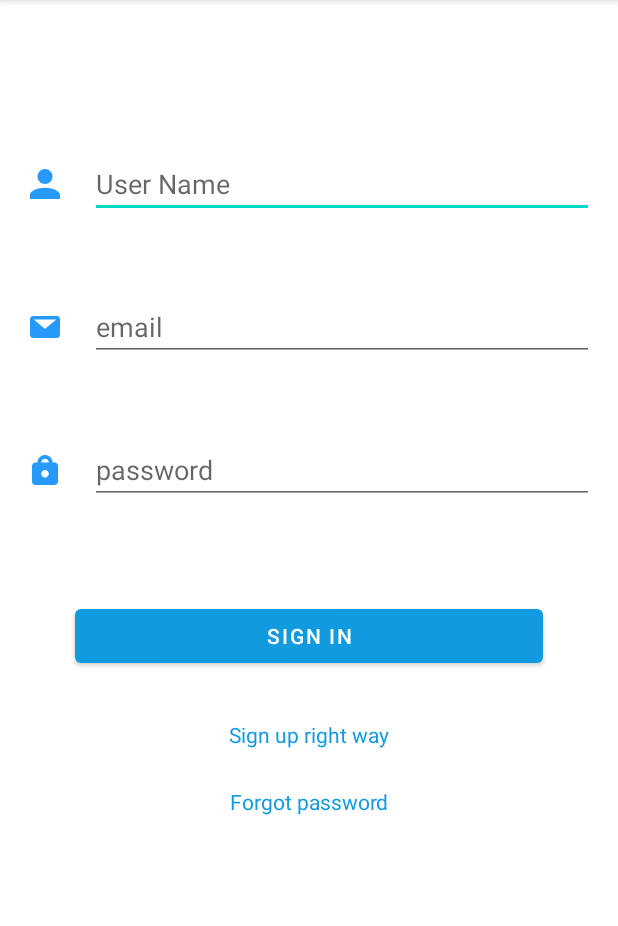
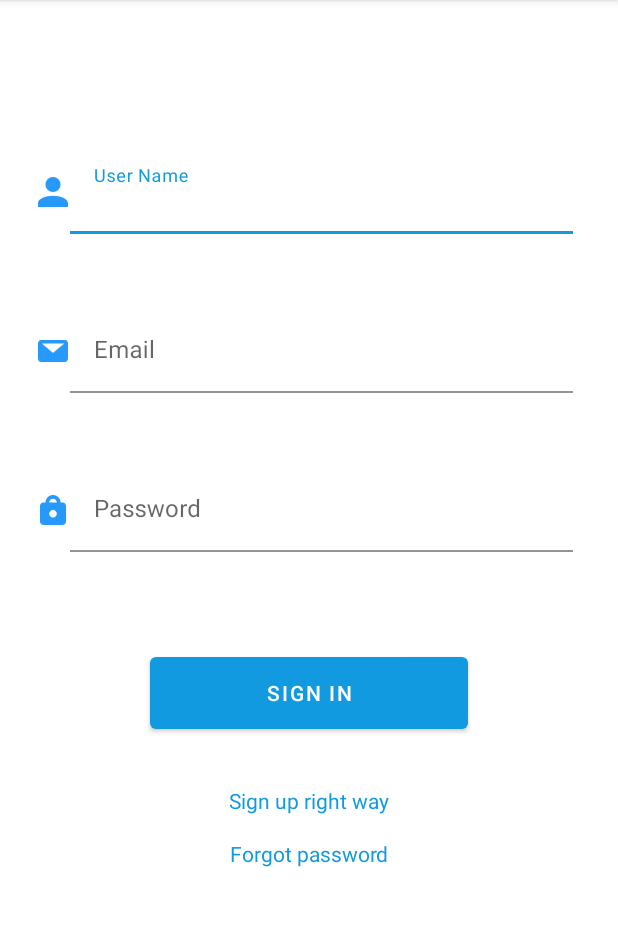
Before and after one commit to zahidcsepstu/Health_Demo, an Android app: the SignIn screen opened directly, with no data from a screen before it, on a phone screen of 412 x 824 dp, the part 84-1010 px from its top. Run offline under Robolectric (Android 15) with nearby library versions, the phone set to English and light mode, and no system bars; libraries missing offline, so code that uses them is left out: com.cunoraz.gifview, com.github.mikephil.charting.

Commit message:
text input layout added

```diff
--- a/app/src/main/res/layout/activity_sign_in.xml
+++ b/app/src/main/res/layout/activity_sign_in.xml
@@ -36,54 +36,80 @@
         app:layout_constraintStart_toStartOf="parent"
         app:layout_constraintTop_toTopOf="@+id/password" />
 
-    <com.google.android.material.textfield.TextInputEditText
+    <com.google.android.material.textfield.TextInputLayout
         android:id="@+id/user_name"
         android:layout_width="0dp"
         android:layout_height="wrap_content"
-        android:layout_marginStart="@dimen/start_margin"
+        app:boxBackgroundColor="@android:color/transparent"
+        android:background="@android:color/transparent"
+        android:layout_marginStart="@dimen/start_margin_text_field"
         android:layout_marginTop="100dp"
         android:layout_marginEnd="@dimen/end_margin"
-        android:textColor="@color/colorPrimary"
         android:hint="@string/user_name"
         app:layout_constraintEnd_toEndOf="parent"
         app:layout_constraintStart_toEndOf="@+id/person_icon"
-        app:layout_constraintTop_toTopOf="parent" />
+        app:layout_constraintTop_toTopOf="parent" >
+        <com.google.android.material.textfield.TextInputEditText
+            android:id="@+id/user_name_text_field"
+            android:layout_width="match_parent"
+            android:layout_height="match_parent"
+            android:textColor="@color/colorPrimary" />
 
-    <com.google.android.material.textfield.TextInputEditText
+    </com.google.android.material.textfield.TextInputLayout>
+
+    <com.google.android.material.textfield.TextInputLayout
         android:id="@+id/password"
         android:layout_width="0dp"
         android:layout_height="wrap_content"
-        android:layout_marginStart="@dimen/start_margin"
+        app:boxBackgroundColor="@android:color/transparent"
+        android:background="@android:color/transparent"
+        android:layout_marginStart="@dimen/start_margin_text_field"
         android:layout_marginTop="50dp"
         android:layout_marginEnd="@dimen/end_margin"
         android:hint="@string/password"
         android:textColor="@color/colorPrimary"
-        android:inputType="textPassword"
         app:layout_constraintEnd_toEndOf="parent"
         app:layout_constraintStart_toEndOf="@+id/pass_icon"
-        app:layout_constraintTop_toBottomOf="@+id/email" />
+        app:layout_constraintTop_toBottomOf="@+id/email">
+        <com.google.android.material.textfield.TextInputEditText
+            android:id="@+id/pass_text_field"
+            android:layout_width="match_parent"
+            android:layout_height="match_parent"
+            android:textColor="@color/colorPrimary"
+            android:inputType="textPassword"/>
+    </com.google.android.material.textfield.TextInputLayout>
 
-    <com.google.android.material.textfield.TextInputEditText
+    <com.google.android.material.textfield.TextInputLayout
         android:id="@+id/email"
         android:layout_width="0dp"
         android:layout_height="wrap_content"
-        android:layout_marginStart="@dimen/start_margin"
+        app:boxBackgroundColor="@android:color/transparent"
+        android:background="@android:color/transparent"
+        android:layout_marginStart="@dimen/start_margin_text_field"
         android:layout_marginTop="50dp"
         android:layout_marginEnd="@dimen/end_margin"
         android:hint="@string/email"
         android:textColor="@color/colorPrimary"
-        android:inputType="textEmailAddress"
         app:layout_constraintEnd_toEndOf="parent"
         app:layout_constraintStart_toEndOf="@+id/email_icon"
-        app:layout_constraintTop_toBottomOf="@+id/user_name" />
+        app:layout_constraintTop_toBottomOf="@+id/user_name">
+
+        <com.google.android.material.textfield.TextInputEditText
+            android:id="@+id/email_text_field"
+            android:layout_width="match_parent"
+            android:layout_height="match_parent"
+            android:inputType="textEmailAddress"
+            android:textColor="@color/colorPrimary" />
+    </com.google.android.material.textfield.TextInputLayout>
+
 
     <com.google.android.material.button.MaterialButton
         android:id="@+id/sign_in_button"
         android:layout_width="0dp"
-        android:layout_height="wrap_content"
-        android:layout_marginStart="50dp"
+        android:layout_height="60dp"
+        android:layout_marginStart="100dp"
         android:layout_marginTop="64dp"
-        android:layout_marginEnd="50dp"
+        android:layout_marginEnd="100dp"
         android:text="@string/sign_in"
         app:layout_constraintEnd_toEndOf="parent"
         app:layout_constraintStart_toStartOf="parent"
@@ -104,7 +130,7 @@
         android:id="@+id/text_view_privacy_policy"
         android:layout_width="wrap_content"
         android:layout_height="wrap_content"
-        android:layout_marginTop="25dp"
+        android:layout_marginTop="16dp"
         android:text="@string/forgot_password"
         android:textColor="@color/colorPrimary"
         app:layout_constraintEnd_toEndOf="parent"
--- a/app/src/main/res/values/dimens.xml
+++ b/app/src/main/res/values/dimens.xml
@@ -22,7 +22,9 @@
     <!--icon size-->
     <dimen name="icon_width">20dp</dimen>
     <dimen name="icon_height">20dp</dimen>
-    <dimen name="end_margin">16dp</dimen>
-    <dimen name="start_margin">20dp</dimen>
+    <dimen name="end_margin">30dp</dimen>
+    <dimen name="start_margin">25dp</dimen>
+    <dimen name="start_margin_text_field">1dp</dimen>
+
 
 </resources>
--- a/app/src/main/res/values/strings.xml
+++ b/app/src/main/res/values/strings.xml
@@ -6,6 +6,6 @@
     <string name="sign_up_right_way">Sign up right way</string>
     <string name="forgot_password">Forgot password</string>
     <string name="sign_in">Sign IN</string>
-    <string name="email">email</string>
-    <string name="password">password</string>
+    <string name="email">Email</string>
+    <string name="password">Password</string>
 </resources>
```
